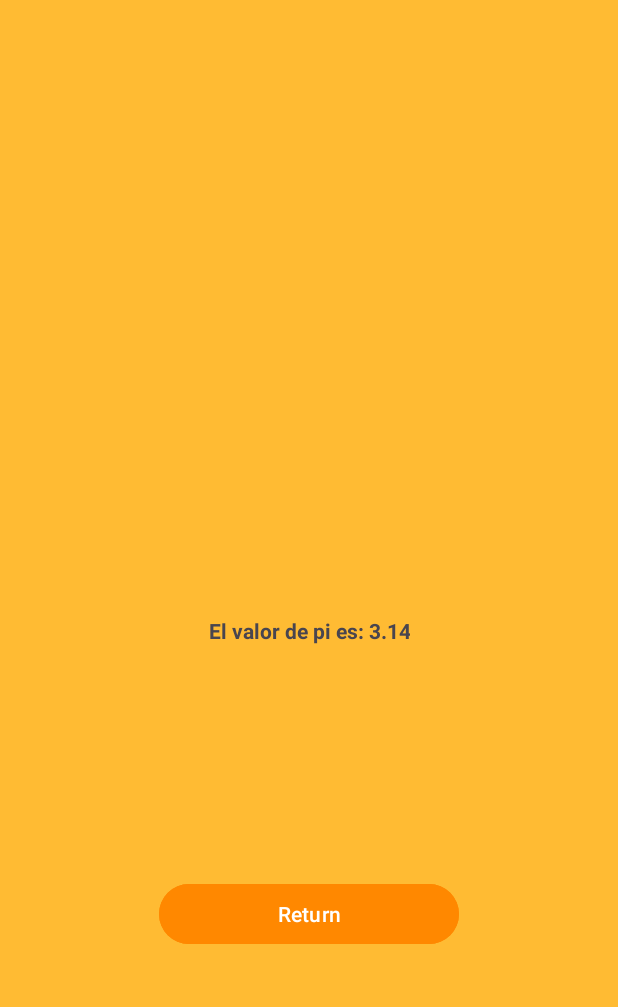
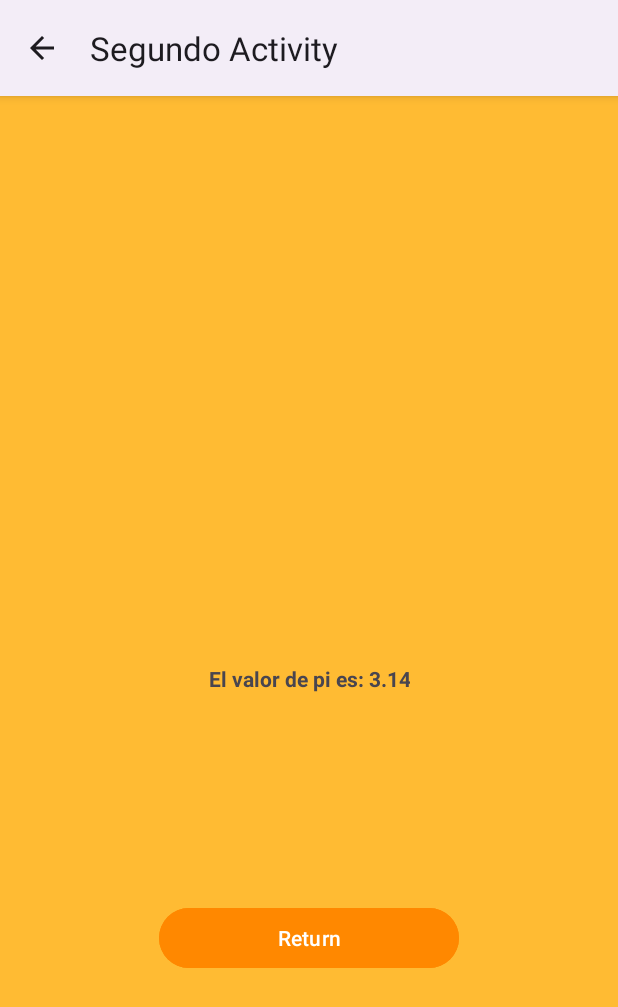
Before and after one commit to Erickescorpions/diploma-android-module5, an Android app built with Jetpack Compose: the SecondActivity screen opened directly, with no data from a screen before it, on a phone screen of 412 x 824 dp. Shown: the top 1007 px of the screen. Run offline under Robolectric (Android 15) with nearby library versions, the phone set to English and light mode, and no system bars.

Commit message:
feat: enable toolbar at the top of the activity

```diff
--- a/app/src/main/java/com/erickvazquezs/hellomodulo4/practices/explicitIntent/FirstActivity.kt
+++ b/app/src/main/java/com/erickvazquezs/hellomodulo4/practices/explicitIntent/FirstActivity.kt
@@ -35,6 +35,10 @@ class FirstActivity : AppCompatActivity() {
             insets
         }
 
+        // para colocar un toolbar que va a tener un back
+        supportActionBar?.setDisplayHomeAsUpEnabled(false)
+        supportActionBar?.title = "Primer Activity"
+
         val button = findViewById<Button>(R.id.btnOpen)
 
         button.setOnClickListener {
--- a/app/src/main/java/com/erickvazquezs/hellomodulo4/practices/explicitIntent/SecondActivity.kt
+++ b/app/src/main/java/com/erickvazquezs/hellomodulo4/practices/explicitIntent/SecondActivity.kt
@@ -2,6 +2,7 @@ package com.erickvazquezs.hellomodulo4.practices.explicitIntent
 
 import android.content.Intent
 import android.os.Bundle
+import android.view.MenuItem
 import android.widget.Button
 import android.widget.TextView
 import androidx.activity.enableEdgeToEdge
@@ -20,6 +21,10 @@ class SecondActivity : AppCompatActivity() {
             v.setPadding(systemBars.left, systemBars.top, systemBars.right, systemBars.bottom)
             insets
         }
+
+        // para colocar un toolbar que va a tener un back
+        supportActionBar?.setDisplayHomeAsUpEnabled(true)
+        supportActionBar?.title = "Segundo Activity"
 
         val textView = findViewById<TextView>(R.id.textInfo)
         var infoReceived = ""
@@ -74,4 +79,15 @@ class SecondActivity : AppCompatActivity() {
             finish()
         }
     }
+
+    override fun onOptionsItemSelected(item: MenuItem): Boolean {
+
+        when(item.itemId) {
+            android.R.id.home -> {
+                onBackPressedDispatcher.onBackPressed()
+            }
+        }
+
+        return super.onOptionsItemSelected(item)
+    }
 }
--- a/app/src/main/res/values/themes.xml
+++ b/app/src/main/res/values/themes.xml
@@ -1,6 +1,6 @@
 <resources xmlns:tools="http://schemas.android.com/tools">
     <!-- Base application theme. -->
-    <style name="Base.Theme.HelloModulo4" parent="Theme.Material3.DayNight.NoActionBar">
+    <style name="Base.Theme.HelloModulo4" parent="Theme.Material3.DayNight">
         <!-- Customize your light theme here. -->
         <!-- <item name="colorPrimary">@color/my_light_primary</item> -->
     </style>
```
Also changed, not shown: app/src/main/AndroidManifest.xml (+9 -6 lines).
